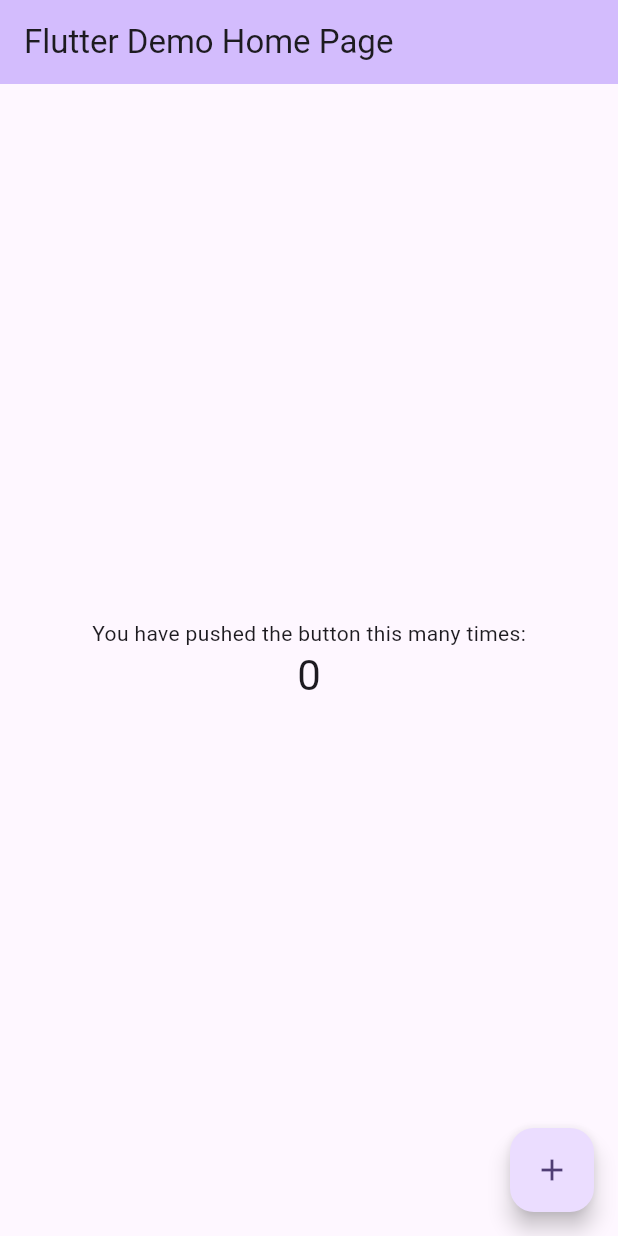
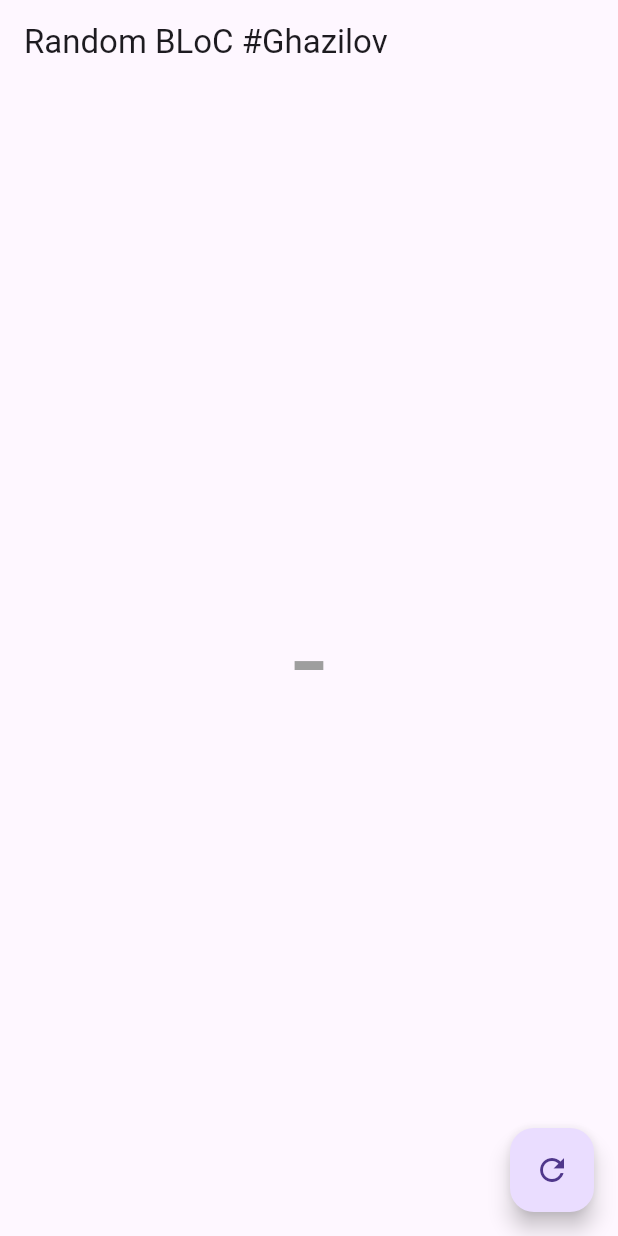
Before and after one commit to kaedehara2/blocflutter_ghazilov, a Flutter app: the screen it shows after launch, on a phone screen of 412 x 824 dp. Run offline on Flutter 3.47's test engine with Material 3 defaults, Android fonts, the light colour scheme and no system bars.

Commit message:
P7: Jawaban Soal 13

```diff
--- a/lib/main.dart
+++ b/lib/main.dart
@@ -1,3 +1,4 @@
+import 'package:bloc_random_ghazilov/random_screen.dart';
 import 'package:flutter/material.dart';
 
 void main() {
@@ -13,110 +14,9 @@ class MyApp extends StatelessWidget {
     return MaterialApp(
       title: 'Flutter Demo',
       theme: ThemeData(
-        // This is the theme of your application.
-        //
-        // TRY THIS: Try running your application with "flutter run". You'll see
-        // the application has a purple toolbar. Then, without quitting the app,
-        // try changing the seedColor in the colorScheme below to Colors.green
-        // and then invoke "hot reload" (save your changes or press the "hot
-        // reload" button in a Flutter-supported IDE, or press "r" if you used
-        // the command line to start the app).
-        //
-        // Notice that the counter didn't reset back to zero; the application
-        // state is not lost during the reload. To reset the state, use hot
-        // restart instead.
-        //
-        // This works for code too, not just values: Most code changes can be
-        // tested with just a hot reload.
-        colorScheme: ColorScheme.fromSeed(seedColor: Colors.deepPurple),
+        primarySwatch: Colors.cyan,
       ),
-      home: const MyHomePage(title: 'Flutter Demo Home Page'),
+      home: const RandomScreen(),
     );
   }
 }
-
-class MyHomePage extends StatefulWidget {
-  const MyHomePage({super.key, required this.title});
-
-  // This widget is the home page of your application. It is stateful, meaning
-  // that it has a State object (defined below) that contains fields that affect
-  // how it looks.
-
-  // This class is the configuration for the state. It holds the values (in this
-  // case the title) provided by the parent (in this case the App widget) and
-  // used by the build method of the State. Fields in a Widget subclass are
-  // always marked "final".
-
-  final String title;
-
-  @override
-  State<MyHomePage> createState() => _MyHomePageState();
-}
-
-class _MyHomePageState extends State<MyHomePage> {
-  int _counter = 0;
-
-  void _incrementCounter() {
-    setState(() {
-      // This call to setState tells the Flutter framework that something has
-      // changed in this State, which causes it to rerun the build method below
-      // so that the display can reflect the updated values. If we changed
-      // _counter without calling setState(), then the build method would not be
-      // called again, and so nothing would appear to happen.
-      _counter++;
-    });
-  }
-
-  @override
-  Widget build(BuildContext context) {
-    // This method is rerun every time setState is called, for instance as done
-    // by the _incrementCounter method above.
-    //
-    // The Flutter framework has been optimized to make rerunning build methods
-    // fast, so that you can just rebuild anything that needs updating rather
-    // than having to individually change instances of widgets.
-    return Scaffold(
-      appBar: AppBar(
-        // TRY THIS: Try changing the color here to a specific color (to
-        // Colors.amber, perhaps?) and trigger a hot reload to see the AppBar
-        // change color while the other colors stay the same.
-        backgroundColor: Theme.of(context).colorScheme.inversePrimary,
-        // Here we take the value from the MyHomePage object that was created by
-        // the App.build method, and use it to set our appbar title.
-        title: Text(widget.title),
-      ),
-      body: Center(
-        // Center is a layout widget. It takes a single child and positions it
-        // in the middle of the parent.
-        child: Column(
-          // Column is also a layout widget. It takes a list of children and
-          // arranges them vertically. By default, it sizes itself to fit its
-          // children horizontally, and tries to be as tall as its parent.
-          //
-          // Column has various properties to control how it sizes itself and
-          // how it positions its children. Here we use mainAxisAlignment to
-          // center the children vertically; the main axis here is the vertical
-          // axis because Columns are vertical (the cross axis would be
-          // horizontal).
-          //
-          // TRY THIS: Invoke "debug painting" (choose the "Toggle Debug Paint"
-          // action in the IDE, or press "p" in the console), to see the
-          // wireframe for each widget.
-          mainAxisAlignment: MainAxisAlignment.center,
-          children: <Widget>[
-            const Text('You have pushed the button this many times:'),
-            Text(
-              '$_counter',
-              style: Theme.of(context).textTheme.headlineMedium,
-            ),
-          ],
-        ),
-      ),
-      floatingActionButton: FloatingActionButton(
-        onPressed: _incrementCounter,
-        tooltip: 'Increment',
-        child: const Icon(Icons.add),
-      ), // This trailing comma makes auto-formatting nicer for build methods.
-    );
-  }
-}
--- /dev/null
+++ b/lib/random_bloc.dart
@@ -0,0 +1,28 @@
+import 'dart:async';
+import 'dart:math';
+
+class RandomNumberBloc {
+  // Controller untuk memicu event generate random number
+  final _generateRandomController = StreamController<void>();
+
+  // Controller untuk mengirimkan angka random ke UI
+  final _randomNumberController = StreamController<int>();
+
+  // Sink untuk menerima trigger dari UI
+  Sink<void> get generateRandom => _generateRandomController.sink;
+
+  // Stream untuk mengirimkan angka ke StreamBuilder
+  Stream<int> get randomNumber => _randomNumberController.stream;
+
+  RandomNumberBloc() {
+    _generateRandomController.stream.listen((_) {
+      final random = Random().nextInt(10);
+      _randomNumberController.sink.add(random);
+    });
+  }
+
+  void dispose() {
+    _generateRandomController.close();
+    _randomNumberController.close();
+  }
+}
--- /dev/null
+++ b/lib/random_screen.dart
@@ -0,0 +1,58 @@
+import 'package:flutter/material.dart';
+import 'random_bloc.dart';
+
+class RandomScreen extends StatefulWidget {
+  const RandomScreen({super.key});
+
+  @override
+  State<RandomScreen> createState() => _RandomScreenState();
+}
+
+class _RandomScreenState extends State<RandomScreen> {
+  late RandomNumberBloc _bloc;
+
+  @override
+  void initState() {
+    super.initState();
+    _bloc = RandomNumberBloc(); // Inisialisasi bloc saat widget dibuat
+  }
+
+  @override
+  void dispose() {
+    _bloc.dispose(); // Tutup stream saat widget dihancurkan
+    super.dispose();
+  }
+
+  @override
+  Widget build(BuildContext context) {
+    return Scaffold(
+      appBar: AppBar(
+        title: const Text('Random BLoC #Ghazilov'),
+      ),
+      body: Center(
+        child: StreamBuilder<int>(
+          stream: _bloc.randomNumber, // Dengarkan stream angka acak
+          builder: (context, snapshot) {
+            if (snapshot.hasData) {
+              return Text(
+                snapshot.data.toString(),
+                style: const TextStyle(fontSize: 80),
+              );
+            } else {
+              return const Text(
+                '-',
+                style: TextStyle(fontSize: 80, color: Colors.grey),
+              );
+            }
+          },
+        ),
+      ),
+      floatingActionButton: FloatingActionButton(
+        onPressed: () {
+          _bloc.generateRandom.add(null); // Kirim sinyal untuk generate angka baru
+        },
+        child: const Icon(Icons.refresh),
+      ),
+    );
+  }
+}
```
Also changed, not shown: screencapture/hasilbarugif2.gif (added), 1 other file.
